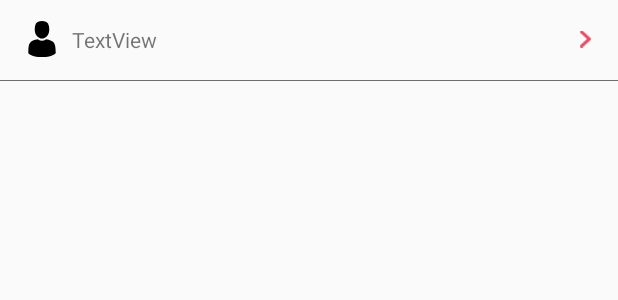
After one commit to DjakaTechnology/flicker-flight-app, an Android app: the layout activity_payment.xml on its own in the app's theme, with its tools: preview values and no code run, on a phone screen of 412 x 824 dp. The commit adds this screen. Shown: the top 300 px of the screen. Run offline under Robolectric (Android 15) with nearby library versions, the phone set to English and light mode, and no system bars.

Commit message:
Added Payment Activity

```diff
--- a/app/build.gradle
+++ b/app/build.gradle
@@ -44,4 +44,6 @@ dependencies {
     implementation "com.squareup.retrofit2:retrofit:2.5.0"
     implementation "com.squareup.retrofit2:converter-moshi:2.5.0"
     implementation 'androidx.gridlayout:gridlayout:1.0.0'
+
+    implementation 'com.github.aakira:expandable-layout:1.6.0@aar'
 }
--- a/app/src/main/AndroidManifest.xml
+++ b/app/src/main/AndroidManifest.xml
@@ -9,7 +9,8 @@
         android:roundIcon="@mipmap/ic_launcher_round"
         android:supportsRtl="true"
         android:theme="@style/AppTheme">
-        <activity android:name=".ui.DetailOrderContactActivity"></activity>
+        <activity android:name=".ui.PaymentActivity"></activity>
+        <activity android:name=".ui.detailOrderContact.DetailOrderContactActivity" />
         <activity android:name=".ui.detailOrder.DetailOrderActivity" />
         <activity android:name=".ui.search.SearchActivity" />
         <activity
--- a/app/src/main/java/id/djaka/flicker/ui/DetailOrderContactActivity.kt
+++ b/app/src/main/java/id/djaka/flicker/ui/PaymentActivity.kt
@@ -4,10 +4,10 @@ import androidx.appcompat.app.AppCompatActivity
 import android.os.Bundle
 import id.djaka.flicker.R
 
-class DetailOrderContactActivity : AppCompatActivity() {
+class PaymentActivity : AppCompatActivity() {
 
     override fun onCreate(savedInstanceState: Bundle?) {
         super.onCreate(savedInstanceState)
-        setContentView(R.layout.activity_detail_order_contact)
+        setContentView(R.layout.activity_payment)
     }
 }
--- a/app/src/main/java/id/djaka/flicker/ui/detailOrder/DetailOrderPresenter.kt
+++ b/app/src/main/java/id/djaka/flicker/ui/detailOrder/DetailOrderPresenter.kt
@@ -2,8 +2,7 @@ package id.djaka.flicker.ui.detailOrder
 
 import android.content.Context
 import android.content.Intent
-import id.djaka.flicker.ui.DetailOrderContactActivity
-import id.djaka.flicker.ui.search.SearchActivity
+import id.djaka.flicker.ui.detailOrderContact.DetailOrderContactActivity
 import id.djaka.mvpanddagger.base.BasePresenter
 
 class DetailOrderPresenter(detailOrderView: DetailOrderView) : BasePresenter<DetailOrderView>(detailOrderView){
--- /dev/null
+++ b/app/src/main/java/id/djaka/flicker/ui/detailOrderContact/DetailOrderContactActivity.kt
@@ -0,0 +1,29 @@
+package id.djaka.flicker.ui.detailOrderContact
+
+import androidx.appcompat.app.AppCompatActivity
+import android.os.Bundle
+import id.djaka.flicker.R
+import id.djaka.flicker.ui.detailOrder.DetailOrderActivity
+import id.djaka.flicker.ui.detailOrder.DetailOrderPresenter
+import id.djaka.flicker.ui.detailOrder.DetailOrderView
+import id.djaka.mvpanddagger.base.BaseActivity
+import id.djaka.mvpanddagger.base.BasePresenter
+import kotlinx.android.synthetic.main.activity_detail_order_contact.*
+
+class DetailOrderContactActivity : BaseActivity<DetailOrderContactPresenter>(), DetailOrderContactView {
+    override fun instantiatePresenter(): DetailOrderContactPresenter {
+        return DetailOrderContactPresenter(this)
+    }
+
+
+    override fun onCreate(savedInstanceState: Bundle?) {
+        super.onCreate(savedInstanceState)
+        setContentView(R.layout.activity_detail_order_contact)
+
+        prepareBtn()
+    }
+
+    private fun prepareBtn() {
+        btn_pay.setOnClickListener { presenter.launchPaymentActivity(this) }
+    }
+}
--- /dev/null
+++ b/app/src/main/java/id/djaka/flicker/ui/detailOrderContact/DetailOrderContactPresenter.kt
@@ -0,0 +1,14 @@
+package id.djaka.flicker.ui.detailOrderContact
+
+import android.content.Context
+import android.content.Intent
+import id.djaka.flicker.ui.PaymentActivity
+import id.djaka.flicker.ui.detailOrder.DetailOrderActivity
+import id.djaka.mvpanddagger.base.BasePresenter
+
+class DetailOrderContactPresenter(detailOrderContactView: DetailOrderContactView) : BasePresenter<DetailOrderContactView>(detailOrderContactView){
+    fun launchPaymentActivity(c:Context){
+        val i = Intent(c, PaymentActivity::class.java)
+        c.startActivity(i)
+    }
+}
--- /dev/null
+++ b/app/src/main/java/id/djaka/flicker/ui/detailOrderContact/DetailOrderContactView.kt
@@ -0,0 +1,6 @@
+package id.djaka.flicker.ui.detailOrderContact
+
+import id.djaka.mvpanddagger.base.BaseView
+
+interface DetailOrderContactView : BaseView {
+}
--- /dev/null
+++ b/app/src/main/res/drawable/ic_dropdown.xml
@@ -0,0 +1,5 @@
+<vector android:autoMirrored="true" android:height="7dp"
+    android:viewportHeight="6.6" android:viewportWidth="11.2"
+    android:width="11dp" xmlns:android="http://schemas.android.com/apk/res/android">
+    <path android:fillColor="#ee4b64" android:pathData="M9.5,0.3l-3.9,3.9L1.7,0.3a0.967,0.967 0,0 0,-1.4 0,0.967 0.967,0 0,0 0,1.4l4.6,4.6a0.967,0.967 0,0 0,1.4 0l4.6,-4.6A0.99,0.99 0,1 0,9.5 0.3Z"/>
+</vector>
--- a/app/src/main/res/layout/activity_detail_order_contact.xml
+++ b/app/src/main/res/layout/activity_detail_order_contact.xml
@@ -4,7 +4,7 @@
     xmlns:tools="http://schemas.android.com/tools"
     android:layout_width="match_parent"
     android:layout_height="match_parent"
-    tools:context=".ui.DetailOrderContactActivity">
+    tools:context=".ui.detailOrderContact.DetailOrderContactActivity">
 
     <LinearLayout
         android:layout_width="match_parent"
@@ -171,7 +171,7 @@
             <include layout="@layout/rv_passanger_contact"/>
 
             <Button
-                android:id="@+id/btn_search3"
+                android:id="@+id/btn_pay"
                 android:layout_width="match_parent"
                 android:layout_height="wrap_content"
                 android:layout_marginTop="24dp"
--- /dev/null
+++ b/app/src/main/res/layout/activity_payment.xml
@@ -0,0 +1,10 @@
+<?xml version="1.0" encoding="utf-8"?>
+<LinearLayout xmlns:android="http://schemas.android.com/apk/res/android"
+    xmlns:app="http://schemas.android.com/apk/res-auto"
+    xmlns:tools="http://schemas.android.com/tools"
+    android:layout_width="match_parent"
+    android:layout_height="match_parent"
+    android:orientation="vertical"
+    tools:context=".ui.PaymentActivity">
+<include layout="@layout/rv_payment_item"/>
+</LinearLayout>
--- /dev/null
+++ b/app/src/main/res/layout/rv_payment_item.xml
@@ -0,0 +1,58 @@
+<?xml version="1.0" encoding="utf-8"?>
+<androidx.constraintlayout.widget.ConstraintLayout xmlns:android="http://schemas.android.com/apk/res/android"
+    xmlns:app="http://schemas.android.com/apk/res-auto"
+    xmlns:tools="http://schemas.android.com/tools"
+    android:layout_width="match_parent"
+    android:layout_height="wrap_content"
+    android:orientation="vertical"
+    android:paddingTop="6dp"
+    android:clickable="true"
+    android:foreground="?selectableItemBackground"
+    android:paddingBottom="6dp">
+
+    <View
+        android:id="@+id/view2"
+        android:layout_width="0dp"
+        android:layout_height="0.5dp"
+        android:layout_marginStart="16dp"
+        android:layout_marginEnd="16dp"
+        android:background="@color/black_sub"
+        app:layout_constraintBottom_toBottomOf="parent"
+        app:layout_constraintEnd_toStartOf="@+id/tv_destination_airport"
+        app:layout_constraintStart_toEndOf="@+id/tv_depart_airport" />
+
+    <ImageView
+        android:id="@+id/imageView6"
+        android:layout_width="24dp"
+        android:layout_height="24dp"
+        android:layout_marginStart="16dp"
+        android:layout_marginBottom="8dp"
+        app:layout_constraintBottom_toBottomOf="parent"
+        app:layout_constraintStart_toStartOf="parent"
+        app:layout_constraintTop_toTopOf="parent"
+        app:srcCompat="@drawable/ic_profile" />
+
+    <TextView
+        android:id="@+id/textView8"
+        android:layout_width="wrap_content"
+        android:layout_height="wrap_content"
+        android:layout_marginStart="8dp"
+        android:layout_marginBottom="8dp"
+        android:text="TextView"
+        app:layout_constraintBottom_toBottomOf="parent"
+        app:layout_constraintStart_toEndOf="@+id/imageView6"
+        app:layout_constraintTop_toTopOf="parent" />
+
+    <ImageView
+        android:id="@+id/imageView7"
+        android:layout_width="wrap_content"
+        android:layout_height="24dp"
+        android:layout_marginTop="8dp"
+        android:layout_marginEnd="16dp"
+        android:rotation="270"
+        app:layout_constraintBottom_toBottomOf="@+id/imageView6"
+        app:layout_constraintEnd_toEndOf="parent"
+        app:layout_constraintTop_toTopOf="parent"
+        app:srcCompat="@drawable/ic_dropdown" />
+
+</androidx.constraintlayout.widget.ConstraintLayout>
```
